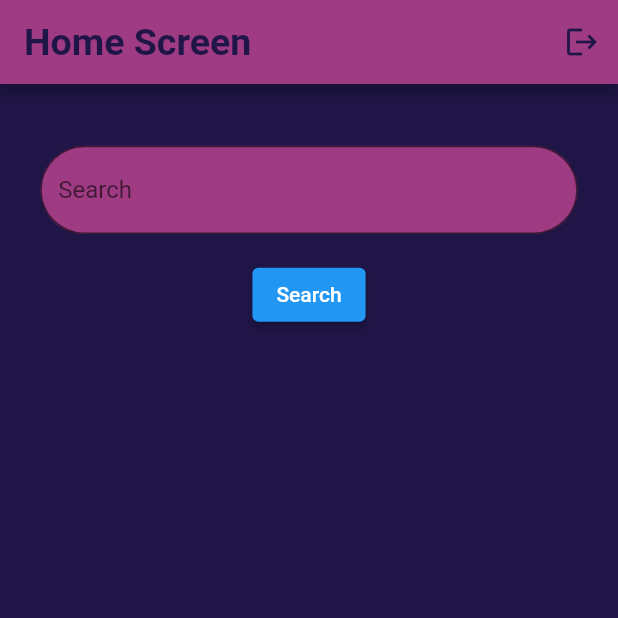
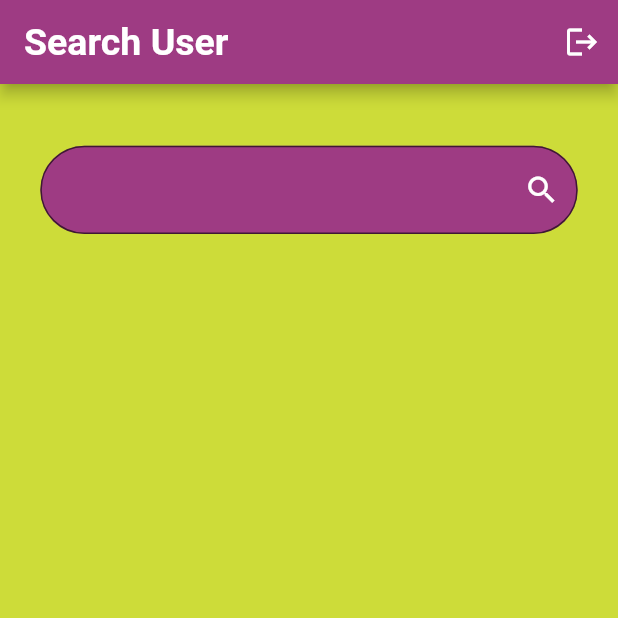
Before and after one commit to avijeet108/Chatly, a Flutter app: the Home screen opened directly, on a phone screen of 412 x 824 dp, the top half of it. Run offline on Flutter 3.47's test engine with Material 2 defaults, Android fonts, the phone set to English and light mode, and no system bars; our stand-ins replace cloud_firestore, firebase_auth, firebase_core, firebase_storage, fluttertoast, google_fonts and 1 more; accounts and stored records are empty.

Commit message:
UI improvements

```diff
--- a/lib/screens/HomeScreen.dart
+++ b/lib/screens/HomeScreen.dart
@@ -74,21 +74,23 @@ class _HomeState extends State<Home> with WidgetsBindingObserver {
   Widget build(BuildContext context) {
     final size = MediaQuery.of(context).size;
     return Scaffold(
-        backgroundColor: purple,
+        backgroundColor: Colors.lime,
         appBar: AppBar(
           automaticallyImplyLeading: false,
           backgroundColor: pink,
           title: Text(
-            "Home Screen",
+            "Search User",
             style: GoogleFonts.akayaTelivigala(
                 textStyle: TextStyle(
-                    color: purple, fontSize: 25, fontWeight: FontWeight.bold)),
+                    color: Colors.white,
+                    fontSize: 25,
+                    fontWeight: FontWeight.bold)),
           ),
           actions: [
             IconButton(
                 icon: Icon(
                   Icons.logout,
-                  color: purple,
+                  color: Colors.white,
                 ),
                 onPressed: () => logOut(context))
           ],
@@ -98,7 +100,7 @@ class _HomeState extends State<Home> with WidgetsBindingObserver {
                 child: Container(
                   height: size.height / 20,
                   width: size.height / 20,
-                  child: CircularProgressIndicator(),
+                  child: CircularProgressIndicator(color: purple),
                 ),
               )
             : Column(children: [
@@ -112,12 +114,15 @@ class _HomeState extends State<Home> with WidgetsBindingObserver {
                   child: Container(
                     height: size.height / 14,
                     width: size.width / 1.15,
-                    child: TextField(
+                    child: TextFormField(
+                      style: TextStyle(color: Colors.white),
+                      cursorColor: Colors.white,
+                      cursorHeight: 22.0,
+                      autofocus: false,
                       controller: _search,
                       decoration: InputDecoration(
                           fillColor: pink,
                           filled: true,
-                        hintText: "Search",
                           border: OutlineInputBorder(
                               borderSide: BorderSide(
                                 color: Colors.white,
@@ -129,17 +134,23 @@ class _HomeState extends State<Home> with WidgetsBindingObserver {
                                 color: Colors.white,
                                 width: 2.0,
                               ),
+                              borderRadius: BorderRadius.circular(30.0)),
+                          suffixIcon: IconButton(
+                            onPressed: onSearch,
+                            icon: Icon(
+                              Icons.search,
+                              color: Colors.white,
                             ),
                           ),
+                          //labelText: 'Search',
+                          labelStyle: GoogleFonts.akayaTelivigala(
+                              textStyle: TextStyle(
+                                  color: Colors.white, fontSize: 22))),
                     ),
                   ),
                 ),
                 SizedBox(
                   height: size.height / 50,
-                ),
-                ElevatedButton(
-                  onPressed: onSearch,
-                  child: Text("Search"),
                 ),
                 SizedBox(
                   height: size.height / 30,
@@ -164,14 +175,14 @@ class _HomeState extends State<Home> with WidgetsBindingObserver {
                         title: Text(
                           userMap!['name'],
                           style: TextStyle(
-                            color: pink,
+                            color: purple,
                             fontSize: 17,
                             fontWeight: FontWeight.w500,
                           ),
                         ),
                         subtitle: Text(
                           userMap!['email'],
-                          style: TextStyle(color: Colors.white),
+                          style: TextStyle(color: pink),
                         ),
                         trailing: Icon(Icons.chat, color: pink),
                       )
--- a/lib/screens/LoginScreen.dart
+++ b/lib/screens/LoginScreen.dart
@@ -40,7 +40,10 @@ class _LoginState extends State<Login> {
     return Scaffold(
       backgroundColor: purple,
       body: isLoading
-          ? Center(child: CircularProgressIndicator())
+          ? Center(
+              child: CircularProgressIndicator(
+              color: purple,
+            ))
           : Center(
               child: SingleChildScrollView(
                 child: Container(
--- a/pubspec.yaml
+++ b/pubspec.yaml
@@ -66,8 +66,8 @@ flutter:
   uses-material-design: true
 
   # To add assets to your application, add an assets section, like this:
-  # assets:
-  #   - images/a_dot_burr.jpeg
+  assets:
+    - assets/images/
   #   - images/a_dot_ham.jpeg
 
   # An image asset can refer to one or more resolution-specific "variants", see
```
Also changed, not shown: lib/screens/ChatRoom.dart (+67 -11 lines), assets/images/online.jpg (added). Lines whose indentation alone changed are shown as unchanged.
